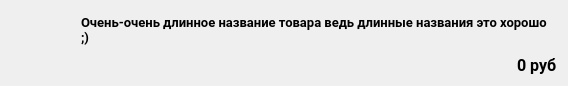
Old version of the form app_modules/productModule/ui/productListItem.ui in the repository CralixRaev/qtCashier.
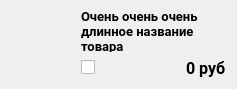
New version of the form. Icons and pictures are not drawn.

```diff
--- a/app_modules/productModule/ui/productListItem.ui
+++ b/app_modules/productModule/ui/productListItem.ui
@@ -6,12 +6,12 @@
    <rect>
     <x>0</x>
     <y>0</y>
-    <width>568</width>
-    <height>82</height>
+    <width>237</width>
+    <height>89</height>
    </rect>
   </property>
   <property name="sizePolicy">
-   <sizepolicy hsizetype="Minimum" vsizetype="Minimum">
+   <sizepolicy hsizetype="MinimumExpanding" vsizetype="MinimumExpanding">
     <horstretch>0</horstretch>
     <verstretch>0</verstretch>
    </sizepolicy>
@@ -26,31 +26,7 @@
    <string>Form</string>
   </property>
   <layout class="QGridLayout" name="gridLayout">
-   <item row="0" column="1" colspan="2">
-    <widget class="QLabel" name="productName">
-     <property name="sizePolicy">
-      <sizepolicy hsizetype="Expanding" vsizetype="Expanding">
-       <horstretch>0</horstretch>
-       <verstretch>0</verstretch>
-      </sizepolicy>
-     </property>
-     <property name="font">
-      <font>
-       <family>Roboto</family>
-       <pointsize>10</pointsize>
-       <weight>75</weight>
-       <bold>true</bold>
-      </font>
-     </property>
-     <property name="text">
-      <string>Очень-очень длинное название товара ведь длинные названия это хорошо ;)</string>
-     </property>
-     <property name="wordWrap">
-      <bool>true</bool>
-     </property>
-    </widget>
-   </item>
-   <item row="1" column="2">
+   <item row="1" column="3">
     <widget class="QLabel" name="productPrice">
      <property name="font">
       <font>
@@ -65,7 +41,7 @@
      </property>
     </widget>
    </item>
-   <item row="1" column="1">
+   <item row="1" column="2">
     <spacer name="productPriceSpacer">
      <property name="orientation">
       <enum>Qt::Horizontal</enum>
@@ -75,7 +51,7 @@
      </property>
      <property name="sizeHint" stdset="0">
       <size>
-       <width>430</width>
+       <width>50</width>
        <height>20</height>
       </size>
      </property>
@@ -83,6 +59,12 @@
    </item>
    <item row="0" column="0" rowspan="2">
     <widget class="QLabel" name="productImage">
+     <property name="sizePolicy">
+      <sizepolicy hsizetype="Fixed" vsizetype="Fixed">
+       <horstretch>0</horstretch>
+       <verstretch>0</verstretch>
+      </sizepolicy>
+     </property>
      <property name="minimumSize">
       <size>
        <width>64</width>
@@ -103,6 +85,47 @@
      </property>
     </widget>
    </item>
+   <item row="1" column="1">
+    <widget class="QCheckBox" name="favoriteCheckBox">
+     <property name="text">
+      <string/>
+     </property>
+     <property name="icon">
+      <iconset resource="../../../ui/resources.qrc">
+       <normaloff>:/icons/favorite.svg</normaloff>:/icons/favorite.svg</iconset>
+     </property>
+    </widget>
+   </item>
+   <item row="0" column="1" colspan="3">
+    <widget class="QLabel" name="productName">
+     <property name="sizePolicy">
+      <sizepolicy hsizetype="Expanding" vsizetype="Expanding">
+       <horstretch>0</horstretch>
+       <verstretch>0</verstretch>
+      </sizepolicy>
+     </property>
+     <property name="font">
+      <font>
+       <family>Roboto</family>
+       <pointsize>10</pointsize>
+       <weight>75</weight>
+       <bold>true</bold>
+      </font>
+     </property>
+     <property name="text">
+      <string>Очень очень очень длинное название товара</string>
+     </property>
+     <property name="textFormat">
+      <enum>Qt::PlainText</enum>
+     </property>
+     <property name="scaledContents">
+      <bool>true</bool>
+     </property>
+     <property name="wordWrap">
+      <bool>true</bool>
+     </property>
+    </widget>
+   </item>
   </layout>
  </widget>
  <resources>
```
Left out of the diff: 5 changed lines with no effect on the pictures.
